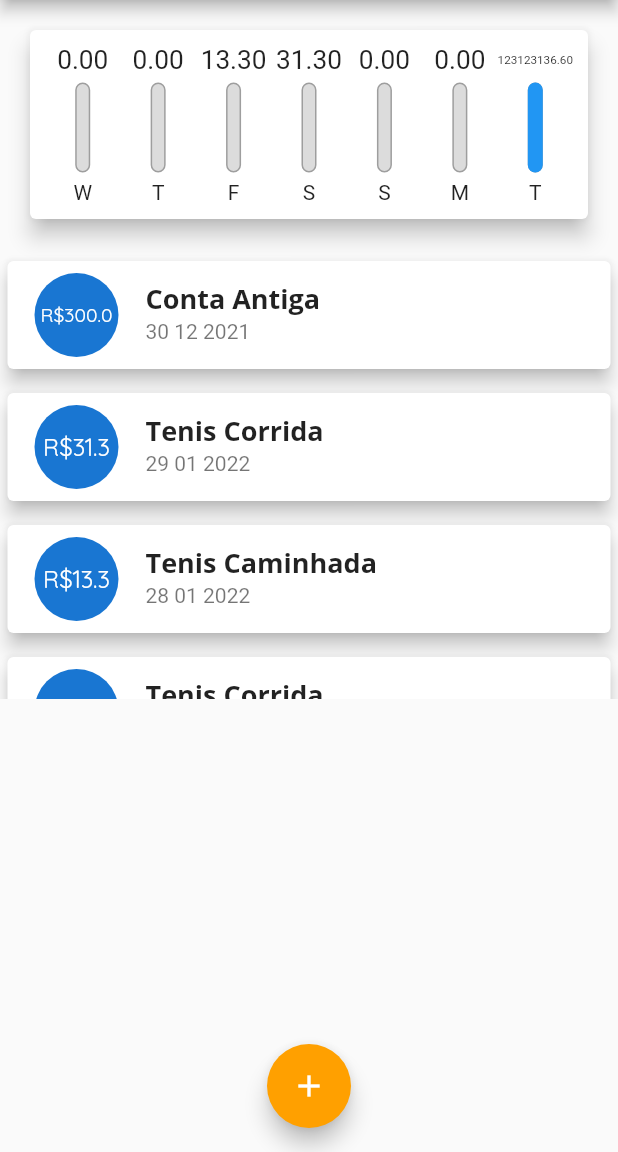
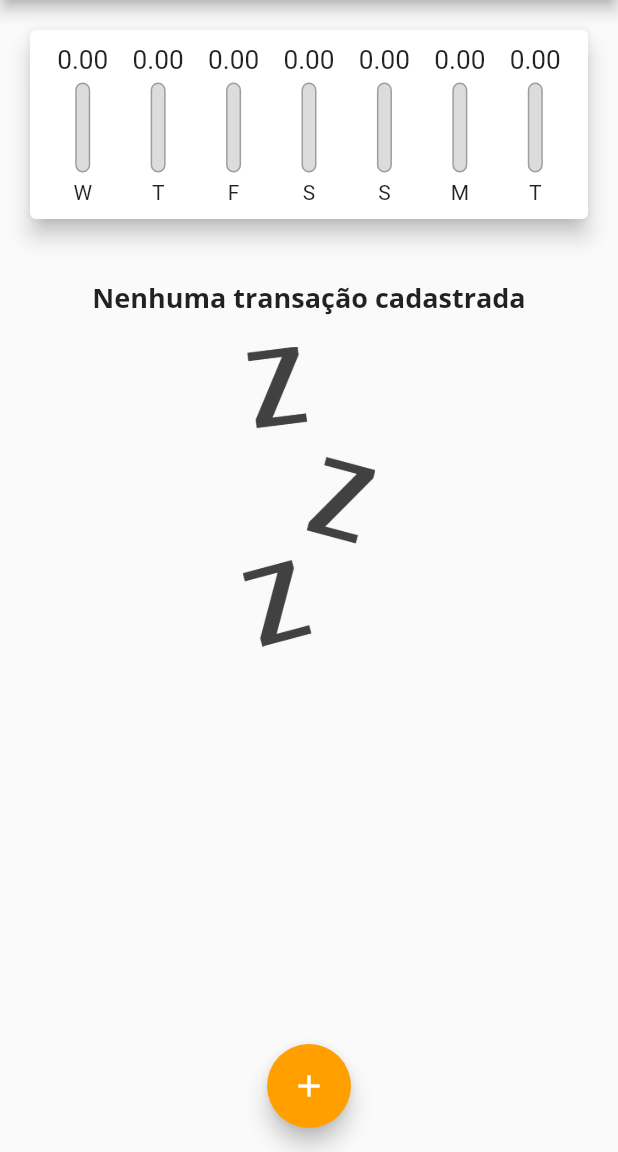
Before and after one commit to mbj-junior/Estudo-Flutter, a Flutter app: the screen it shows after launch, on a phone screen of 412 x 824 dp, the part 84-1236 px from its top. Run offline on Flutter 3.47's test engine with Material 2 defaults, Android fonts, the light colour scheme and no system bars.

Commit message:
feat: edit pubspec and add DateTime

```diff
--- a/expenses/lib/components/chart.dart
+++ b/expenses/lib/components/chart.dart
@@ -52,7 +52,9 @@ class Chart extends StatelessWidget {
                 child: ChartBar(
                   label: tr['day'],
                   value: tr['value'],
-                  percentage: (tr['value'] as double) / _weekTotalValue,
+                  percentage: _weekTotalValue == 0
+                      ? 0
+                      : (tr['value'] as double) / _weekTotalValue,
                 ));
           }).toList(),
         ),
--- a/expenses/lib/components/transaction_form.dart
+++ b/expenses/lib/components/transaction_form.dart
@@ -2,7 +2,7 @@ import 'package:intl/intl.dart';
 import 'package:flutter/material.dart';
 
 class TransactionForm extends StatefulWidget {
-  final void Function(String, double) onSubmit;
+  final void Function(String, double, DateTime) onSubmit;
 
   TransactionForm(this.onSubmit);
 
@@ -13,17 +13,17 @@ class TransactionForm extends StatefulWidget {
 class _TransactionFormState extends State<TransactionForm> {
   final _titleController = TextEditingController();
   final _valueController = TextEditingController();
-  DateTime? _selectedDate;
+  DateTime? _selectedDate = DateTime.now();
 
   _submitForm() {
     final title = _titleController.text;
     final value = double.tryParse(_valueController.text) ?? 0.0;
 
-    if (title.isEmpty || value <= 0) {
+    if (title.isEmpty || value <= 0 || _selectedDate == null) {
       return;
     }
 
-    widget.onSubmit(title, value);
+    widget.onSubmit(title, value, _selectedDate!);
   }
 
   _showDatePicker() {
--- a/expenses/lib/main.dart
+++ b/expenses/lib/main.dart
@@ -50,30 +50,7 @@ class MyHomePage extends StatefulWidget {
 }
 
 class _MyHomePageState extends State<MyHomePage> {
-  final List<Transaction> _transactions = [
-    Transaction(
-        id: "t0",
-        title: "Conta Antiga",
-        value: 300,
-        date: DateTime.now().subtract(Duration(days: 33))),
-    Transaction(
-        id: "t1",
-        title: "Tenis Corrida",
-        value: 31.3,
-        date: DateTime.now().subtract(Duration(days: 3))),
-    Transaction(
-        id: "t2",
-        title: "Tenis Caminhada",
-        value: 13.3,
-        date: DateTime.now().subtract(Duration(days: 4))),
-    Transaction(
-        id: "t3",
-        title: "Tenis Corrida",
-        value: 123123123.3,
-        date: DateTime.now()),
-    Transaction(
-        id: "t4", title: "Tenis Caminhada", value: 13.3, date: DateTime.now())
-  ];
+  final List<Transaction> _transactions = [];
 
   List<Transaction> get _recentTransactions {
     return _transactions.where((tr) {
@@ -81,12 +58,12 @@ class _MyHomePageState extends State<MyHomePage> {
     }).toList();
   }
 
-  _addTransaction(String title, double value) {
+  _addTransaction(String title, double value, DateTime date) {
     final newTransaction = Transaction(
         id: Random().nextDouble().toString(),
         title: title,
         value: value,
-        date: DateTime.now());
+        date: date);
 
     setState(() {
       _transactions.add(newTransaction);
```
Also changed, not shown: expenses/pubspec.yaml (+0 -29 lines), 1 other file.
